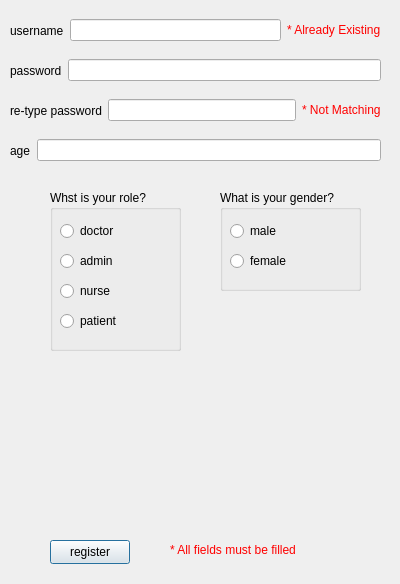
First picture: the form in registering.ui, repository habebasaad/group-project-hospital-, before the edit.
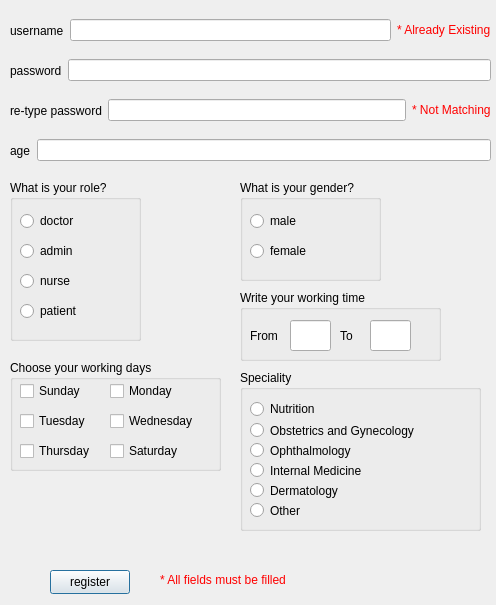
Second picture: the form after the edit.

Commit message: temporary patient class added and admin class and windoe are added also

What changed in the file:
```diff
--- a/registering.ui
+++ b/registering.ui
@@ -6,8 +6,8 @@
    <rect>
     <x>0</x>
     <y>0</y>
-    <width>400</width>
-    <height>584</height>
+    <width>496</width>
+    <height>605</height>
    </rect>
   </property>
   <property name="windowTitle">
@@ -17,7 +17,7 @@
    <property name="geometry">
     <rect>
      <x>50</x>
-     <y>540</y>
+     <y>570</y>
      <width>80</width>
      <height>24</height>
     </rect>
@@ -29,14 +29,14 @@
   <widget class="QGroupBox" name="role">
    <property name="geometry">
     <rect>
-     <x>50</x>
-     <y>190</y>
+     <x>10</x>
+     <y>180</y>
      <width>131</width>
      <height>161</height>
     </rect>
    </property>
    <property name="title">
-    <string>Whst is your role?</string>
+    <string>What is your role?</string>
    </property>
    <widget class="QRadioButton" name="doc">
     <property name="geometry">
@@ -94,8 +94,8 @@
   <widget class="QLabel" name="errorregister">
    <property name="geometry">
     <rect>
-     <x>170</x>
-     <y>540</y>
+     <x>160</x>
+     <y>570</y>
      <width>151</width>
      <height>20</height>
     </rect>
@@ -109,7 +109,7 @@
     <rect>
      <x>10</x>
      <y>90</y>
-     <width>371</width>
+     <width>481</width>
      <height>41</height>
     </rect>
    </property>
@@ -138,7 +138,7 @@
     <rect>
      <x>10</x>
      <y>50</y>
-     <width>371</width>
+     <width>481</width>
      <height>41</height>
     </rect>
    </property>
@@ -160,7 +160,7 @@
     <rect>
      <x>10</x>
      <y>10</y>
-     <width>371</width>
+     <width>481</width>
      <height>41</height>
     </rect>
    </property>
@@ -187,8 +187,8 @@
   <widget class="QGroupBox" name="gender">
    <property name="geometry">
     <rect>
-     <x>220</x>
-     <y>190</y>
+     <x>240</x>
+     <y>180</y>
      <width>141</width>
      <height>101</height>
     </rect>
@@ -228,7 +228,7 @@
     <rect>
      <x>10</x>
      <y>130</y>
-     <width>371</width>
+     <width>481</width>
      <height>41</height>
     </rect>
    </property>
@@ -245,6 +245,251 @@
     </item>
    </layout>
   </widget>
+  <widget class="QGroupBox" name="days">
+   <property name="geometry">
+    <rect>
+     <x>10</x>
+     <y>360</y>
+     <width>211</width>
+     <height>111</height>
+    </rect>
+   </property>
+   <property name="title">
+    <string>Choose your working days</string>
+   </property>
+   <widget class="QCheckBox" name="checkBox_2">
+    <property name="geometry">
+     <rect>
+      <x>10</x>
+      <y>20</y>
+      <width>77</width>
+      <height>22</height>
+     </rect>
+    </property>
+    <property name="text">
+     <string>Sunday</string>
+    </property>
+   </widget>
+   <widget class="QCheckBox" name="checkBox_4">
+    <property name="geometry">
+     <rect>
+      <x>10</x>
+      <y>50</y>
+      <width>77</width>
+      <height>22</height>
+     </rect>
+    </property>
+    <property name="text">
+     <string>Tuesday</string>
+    </property>
+   </widget>
+   <widget class="QCheckBox" name="checkBox_6">
+    <property name="geometry">
+     <rect>
+      <x>10</x>
+      <y>80</y>
+      <width>77</width>
+      <height>22</height>
+     </rect>
+    </property>
+    <property name="text">
+     <string>Thursday</string>
+    </property>
+   </widget>
+   <widget class="QCheckBox" name="checkBox_7">
+    <property name="geometry">
+     <rect>
+      <x>100</x>
+      <y>80</y>
+      <width>77</width>
+      <height>22</height>
+     </rect>
+    </property>
+    <property name="text">
+     <string>Saturday</string>
+    </property>
+   </widget>
+   <widget class="QCheckBox" name="checkBox_3">
+    <property name="geometry">
+     <rect>
+      <x>100</x>
+      <y>50</y>
+      <width>101</width>
+      <height>22</height>
+     </rect>
+    </property>
+    <property name="text">
+     <string>Wednesday</string>
+    </property>
+   </widget>
+   <widget class="QCheckBox" name="checkBox">
+    <property name="geometry">
+     <rect>
+      <x>100</x>
+      <y>20</y>
+      <width>77</width>
+      <height>22</height>
+     </rect>
+    </property>
+    <property name="text">
+     <string>Monday</string>
+    </property>
+   </widget>
+  </widget>
+  <widget class="QGroupBox" name="time">
+   <property name="geometry">
+    <rect>
+     <x>240</x>
+     <y>290</y>
+     <width>201</width>
+     <height>71</height>
+    </rect>
+   </property>
+   <property name="title">
+    <string>Write your working time</string>
+   </property>
+   <widget class="QLineEdit" name="toedit">
+    <property name="geometry">
+     <rect>
+      <x>130</x>
+      <y>30</y>
+      <width>41</width>
+      <height>31</height>
+     </rect>
+    </property>
+   </widget>
+   <widget class="QLineEdit" name="fromedit">
+    <property name="geometry">
+     <rect>
+      <x>50</x>
+      <y>30</y>
+      <width>41</width>
+      <height>31</height>
+     </rect>
+    </property>
+   </widget>
+   <widget class="QLabel" name="label_8">
+    <property name="geometry">
+     <rect>
+      <x>100</x>
+      <y>30</y>
+      <width>21</width>
+      <height>31</height>
+     </rect>
+    </property>
+    <property name="text">
+     <string>To</string>
+    </property>
+   </widget>
+   <widget class="QLabel" name="label_9">
+    <property name="geometry">
+     <rect>
+      <x>10</x>
+      <y>30</y>
+      <width>31</width>
+      <height>31</height>
+     </rect>
+    </property>
+    <property name="text">
+     <string>From</string>
+    </property>
+   </widget>
+  </widget>
+  <widget class="QGroupBox" name="groupBox_speciality">
+   <property name="geometry">
+    <rect>
+     <x>240</x>
+     <y>370</y>
+     <width>241</width>
+     <height>161</height>
+    </rect>
+   </property>
+   <property name="styleSheet">
+    <string notr="true">font: 700 italic 14pt &quot;Segoe UI&quot;;
+font: 12pt &quot;Segoe UI&quot;;</string>
+   </property>
+   <property name="title">
+    <string>Speciality</string>
+   </property>
+   <widget class="QRadioButton" name="radioButton_Nutrition">
+    <property name="geometry">
+     <rect>
+      <x>10</x>
+      <y>30</y>
+      <width>121</width>
+      <height>18</height>
+     </rect>
+    </property>
+    <property name="text">
+     <string>Nutrition</string>
+    </property>
+   </widget>
+   <widget class="QRadioButton" name="radioButton_OG">
+    <property name="geometry">
+     <rect>
+      <x>10</x>
+      <y>50</y>
+      <width>221</width>
+      <height>21</height>
+     </rect>
+    </property>
+    <property name="text">
+     <string>Obstetrics and Gynecology</string>
+    </property>
+   </widget>
+   <widget class="QRadioButton" name="radioButton_Ophthalmology">
+    <property name="geometry">
+     <rect>
+      <x>10</x>
+      <y>70</y>
+      <width>131</width>
+      <height>21</height>
+     </rect>
+    </property>
+    <property name="text">
+     <string>Ophthalmology</string>
+    </property>
+   </widget>
+   <widget class="QRadioButton" name="radioButton_internalmedicine">
+    <property name="geometry">
+     <rect>
+      <x>10</x>
+      <y>90</y>
+      <width>151</width>
+      <height>21</height>
+     </rect>
+    </property>
+    <property name="text">
+     <string>Internal Medicine</string>
+    </property>
+   </widget>
+   <widget class="QRadioButton" name="radioButton_Dermatology">
+    <property name="geometry">
+     <rect>
+      <x>10</x>
+      <y>110</y>
+      <width>131</width>
+      <height>21</height>
+     </rect>
+    </property>
+    <property name="text">
+     <string>Dermatology</string>
+    </property>
+   </widget>
+   <widget class="QRadioButton" name="radioButton_Dermatology_2">
+    <property name="geometry">
+     <rect>
+      <x>10</x>
+      <y>130</y>
+      <width>131</width>
+      <height>21</height>
+     </rect>
+    </property>
+    <property name="text">
+     <string>Other</string>
+    </property>
+   </widget>
+  </widget>
  </widget>
  <resources/>
  <connections/>
```
The commit also changes 16 other files.
